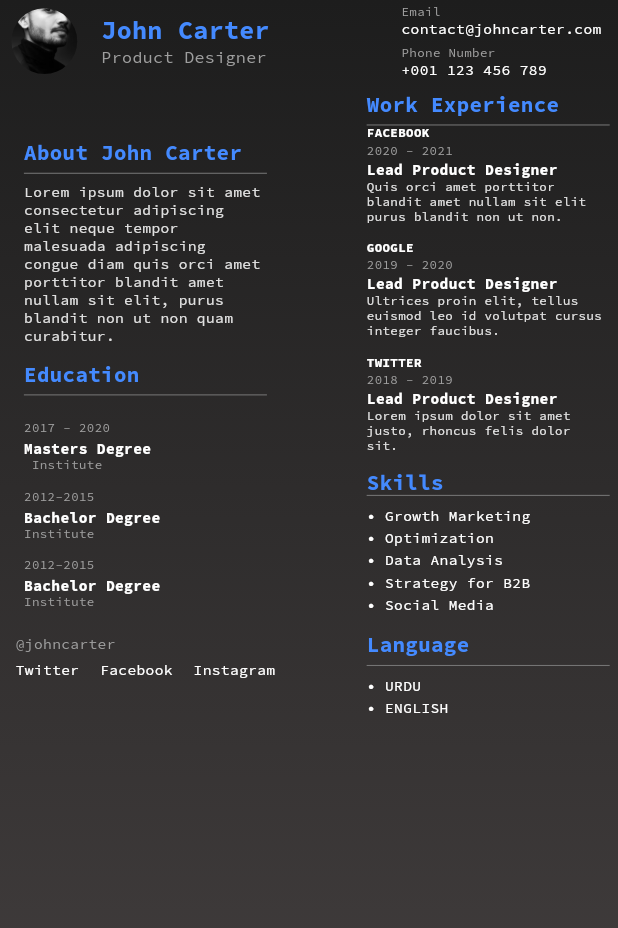
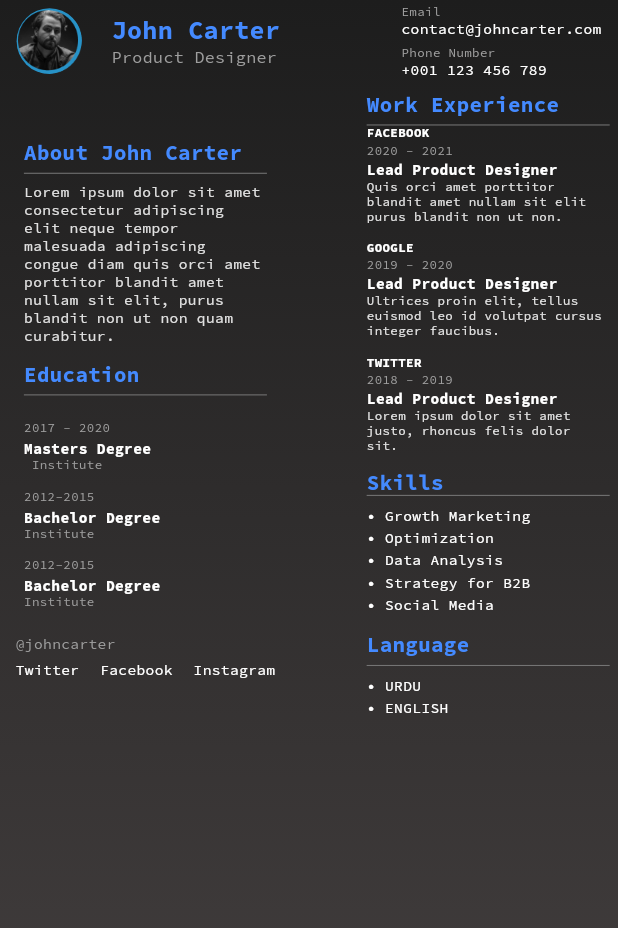
Before and after one commit to Kashannn/Resume_Builder_App, a Flutter app: the Template17 screen opened directly, on a phone screen of 412 x 824 dp. Shown: the top 928 px of the screen. Run offline on Flutter 3.47's test engine with Material 3 defaults, Android fonts, the phone set to English and light mode, and no system bars; our stand-ins replace flutter_screenutil, flutter_svg, font_awesome_flutter, get, google_fonts, image_picker and 3 more; accounts and stored records are empty; project files that could hold a hidden picture were left out.

Commit message:
templates adjustment

```diff
--- a/lib/Templates/template17.dart
+++ b/lib/Templates/template17.dart
@@ -121,9 +121,9 @@ class _Template17State extends State<Template17> {
                           backgroundImage: _profileImage != null
                               ? FileImage(_profileImage!)
                               : AssetImage(
-                              AppImages.profilePicture)
+                              AppImages.profilePicture17)
                           as ImageProvider,
-                          radius: 35.r,
+                          radius: 40.r,
                         ),
                       ),
                     ),
--- a/lib/utils/constant/app_images_constant.dart
+++ b/lib/utils/constant/app_images_constant.dart
@@ -9,6 +9,7 @@ class AppImages extends AssetImage {
   static const String profilePicture = '$_assetsPath/20.png';
   static const String profilePicture19 = '$_assetsPath/19.png';
   static const String profilePicture18 = '$_assetsPath/18.png';
+  static const String profilePicture17 = '$_assetsPath/17.png';
 
   static const String Template8ProfilePhoto = '$_assetsPath/Template8ProfilePhoto.png';
   static const String template1 = '$_assetsPath/template1.png';
```
Also changed, not shown: assets/Images/17.png (added), assets/Images/19.png.
